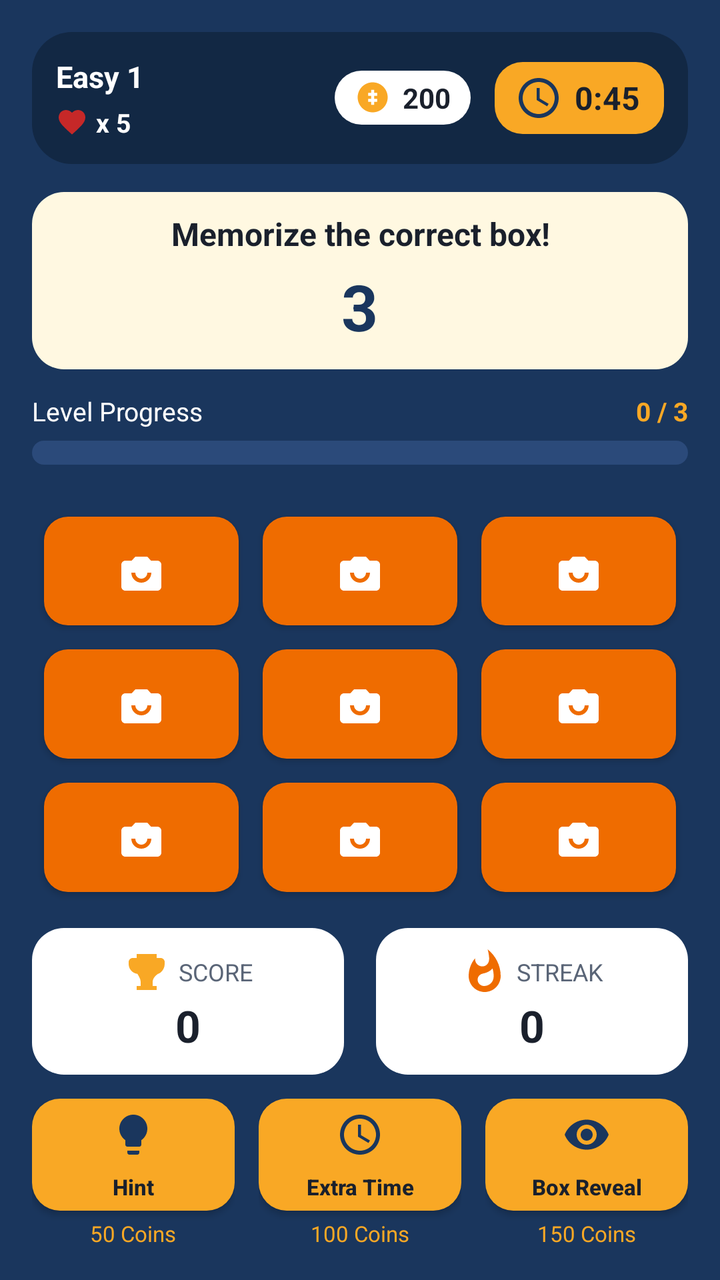
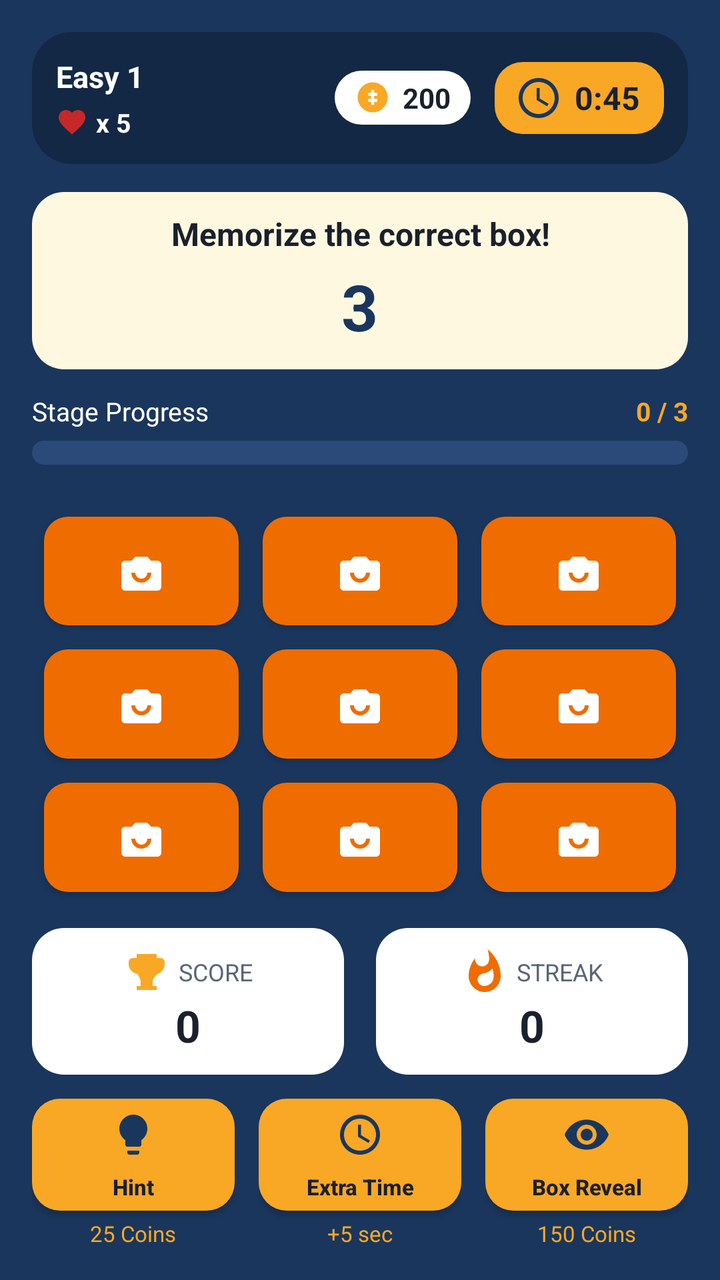

Screens rendered from an Android XML layout before and after an edit, with the pre-edit source and the edit as a unified diff.
<!-- AndroidManifest.xml: application theme Theme.BoxSelector -->
<!-- res/layout/activity_gameplay.xml -->
<?xml version="1.0" encoding="utf-8"?>
<LinearLayout xmlns:android="http://schemas.android.com/apk/res/android"
    android:layout_width="match_parent"
    android:layout_height="match_parent"
    android:background="@color/deep_blue"
    android:orientation="vertical"
    android:padding="16dp">

    
    <LinearLayout
        android:layout_width="match_parent"
        android:layout_height="wrap_content"
        android:background="@drawable/bg_top_bar"
        android:gravity="center_vertical"
        android:padding="12dp">

        <LinearLayout
            android:layout_width="0dp"
            android:layout_height="wrap_content"
            android:layout_weight="1"
            android:orientation="vertical">

            <TextView
                android:id="@+id/tvLevel"
                android:layout_width="wrap_content"
                android:layout_height="wrap_content"
                android:text="Easy 1"
                android:textColor="@color/white"
                android:textSize="15sp"
                android:textStyle="bold" />

            <LinearLayout
                android:layout_width="wrap_content"
                android:layout_height="wrap_content"
                android:layout_marginTop="4dp"
                android:gravity="center_vertical">

                <ImageView
                    android:layout_width="16dp"
                    android:layout_height="16dp"
                    android:contentDescription="@string/lives"
                    android:src="@drawable/ic_heart" />

                <TextView
                    android:id="@+id/tvLives"
                    android:layout_width="wrap_content"
                    android:layout_height="wrap_content"
                    android:layout_marginStart="4dp"
                    android:text="x 5"
                    android:textColor="@color/white"
                    android:textSize="13sp"
                    android:textStyle="bold" />
            </LinearLayout>
        </LinearLayout>

        <LinearLayout
            android:layout_width="wrap_content"
            android:layout_height="wrap_content"
            android:background="@drawable/bg_card"
            android:gravity="center_vertical"
            android:paddingStart="10dp"
            android:paddingTop="4dp"
            android:paddingEnd="10dp"
            android:paddingBottom="4dp">

            <ImageView
                android:layout_width="18dp"
                android:layout_height="18dp"
                android:contentDescription="@string/coins"
                android:src="@drawable/ic_coin" />

            <TextView
                android:id="@+id/tvCoins"
                android:layout_width="wrap_content"
                android:layout_height="wrap_content"
                android:layout_marginStart="6dp"
                android:text="200"
                android:textColor="@color/text_dark"
                android:textSize="14sp"
                android:textStyle="bold" />
        </LinearLayout>

        <TextView
            android:id="@+id/tvTimer"
            android:layout_width="wrap_content"
            android:layout_height="wrap_content"
            android:layout_marginStart="12dp"
            android:background="@drawable/bg_button_yellow"
            android:drawableStart="@drawable/ic_time"
            android:drawablePadding="6dp"
            android:gravity="center_vertical"
            android:paddingStart="10dp"
            android:paddingTop="6dp"
            android:paddingEnd="12dp"
            android:paddingBottom="6dp"
            android:text="0:45"
            android:textColor="@color/text_dark"
            android:textSize="16sp"
            android:textStyle="bold" />
    </LinearLayout>

    
    <LinearLayout
        android:layout_width="match_parent"
        android:layout_height="wrap_content"
        android:layout_marginTop="14dp"
        android:background="@drawable/bg_card_yellow"
        android:gravity="center"
        android:orientation="vertical"
        android:padding="10dp">

        <TextView
            android:id="@+id/tvStatus"
            android:layout_width="match_parent"
            android:layout_height="wrap_content"
            android:gravity="center"
            android:text="@string/memorize_box"
            android:textColor="@color/text_dark"
            android:textSize="16sp"
            android:textStyle="bold" />

        <TextView
            android:id="@+id/tvMemorizeCount"
            android:layout_width="wrap_content"
            android:layout_height="wrap_content"
            android:layout_marginTop="4dp"
            android:text="3"
            android:textColor="@color/deep_blue"
            android:textSize="32sp"
            android:textStyle="bold" />
    </LinearLayout>

    
    <LinearLayout
        android:layout_width="match_parent"
        android:layout_height="wrap_content"
        android:layout_marginTop="12dp"
        android:gravity="center_vertical"
        android:orientation="horizontal">

        <TextView
            android:id="@+id/tvProgressLabel"
            android:layout_width="0dp"
            android:layout_height="wrap_content"
            android:layout_weight="1"
            android:text="Level Progress"
            android:textColor="@color/white"
            android:textSize="13sp" />

        <TextView
            android:id="@+id/tvTarget"
            android:layout_width="wrap_content"
            android:layout_height="wrap_content"
            android:text="0 / 3"
            android:textColor="@color/yellow_accent"
            android:textSize="13sp"
            android:textStyle="bold" />
    </LinearLayout>

    <ProgressBar
        android:id="@+id/progressBar"
        style="@android:style/Widget.ProgressBar.Horizontal"
        android:layout_width="match_parent"
        android:layout_height="12dp"
        android:layout_marginTop="6dp"
        android:max="100"
        android:progress="0"
        android:progressDrawable="@drawable/bg_progress" />

    
    <GridLayout
        android:id="@+id/gridBoxes"
        android:layout_width="match_parent"
        android:layout_height="0dp"
        android:layout_marginTop="20dp"
        android:layout_weight="1"
        android:alignmentMode="alignMargins"
        android:columnCount="3"
        android:rowCount="3">

        <Button
            android:id="@+id/btnBox1"
            android:layout_width="0dp"
            android:layout_height="0dp"
            android:layout_rowWeight="1"
            android:layout_columnWeight="1"
            android:layout_margin="6dp"
            android:background="@drawable/bg_box"
            android:drawableTop="@drawable/ic_box_small"
            android:gravity="center"
            android:paddingTop="16dp"
            android:text=""
            android:textColor="@color/white" />

        <Button
            android:id="@+id/btnBox2"
            android:layout_width="0dp"
            android:layout_height="0dp"
            android:layout_rowWeight="1"
            android:layout_columnWeight="1"
            android:layout_margin="6dp"
            android:background="@drawable/bg_box"
            android:drawableTop="@drawable/ic_box_small"
            android:gravity="center"
            android:paddingTop="16dp"
            android:text=""
            android:textColor="@color/white" />

        <Button
            android:id="@+id/btnBox3"
            android:layout_width="0dp"
            android:layout_height="0dp"
            android:layout_rowWeight="1"
            android:layout_columnWeight="1"
            android:layout_margin="6dp"
            android:background="@drawable/bg_box"
            android:drawableTop="@drawable/ic_box_small"
            android:gravity="center"
            android:paddingTop="16dp"
            android:text=""
            android:textColor="@color/white" />

        <Button
            android:id="@+id/btnBox4"
            android:layout_width="0dp"
            android:layout_height="0dp"
            android:layout_rowWeight="1"
            android:layout_columnWeight="1"
            android:layout_margin="6dp"
            android:background="@drawable/bg_box"
            android:drawableTop="@drawable/ic_box_small"
            android:gravity="center"
            android:paddingTop="16dp"
            android:text=""
            android:textColor="@color/white" />

        <Button
            android:id="@+id/btnBox5"
            android:layout_width="0dp"
            android:layout_height="0dp"
            android:layout_rowWeight="1"
            android:layout_columnWeight="1"
            android:layout_margin="6dp"
            android:background="@drawable/bg_box"
            android:drawableTop="@drawable/ic_box_small"
            android:gravity="center"
            android:paddingTop="16dp"
            android:text=""
            android:textColor="@color/white" />

        <Button
            android:id="@+id/btnBox6"
            android:layout_width="0dp"
            android:layout_height="0dp"
            android:layout_rowWeight="1"
            android:layout_columnWeight="1"
            android:layout_margin="6dp"
            android:background="@drawable/bg_box"
            android:drawableTop="@drawable/ic_box_small"
            android:gravity="center"
            android:paddingTop="16dp"
            android:text=""
            android:textColor="@color/white" />

        <Button
            android:id="@+id/btnBox7"
            android:layout_width="0dp"
            android:layout_height="0dp"
            android:layout_rowWeight="1"
            android:layout_columnWeight="1"
            android:layout_margin="6dp"
            android:background="@drawable/bg_box"
            android:drawableTop="@drawable/ic_box_small"
            android:gravity="center"
            android:paddingTop="16dp"
            android:text=""
            android:textColor="@color/white" />

        <Button
            android:id="@+id/btnBox8"
            android:layout_width="0dp"
            android:layout_height="0dp"
            android:layout_rowWeight="1"
            android:layout_columnWeight="1"
            android:layout_margin="6dp"
            android:background="@drawable/bg_box"
            android:drawableTop="@drawable/ic_box_small"
            android:gravity="center"
            android:paddingTop="16dp"
            android:text=""
            android:textColor="@color/white" />

        <Button
            android:id="@+id/btnBox9"
            android:layout_width="0dp"
            android:layout_height="0dp"
            android:layout_rowWeight="1"
            android:layout_columnWeight="1"
            android:layout_margin="6dp"
            android:background="@drawable/bg_box"
            android:drawableTop="@drawable/ic_box_small"
            android:gravity="center"
            android:paddingTop="16dp"
            android:text=""
            android:textColor="@color/white" />
    </GridLayout>

    
    <LinearLayout
        android:layout_width="match_parent"
        android:layout_height="wrap_content"
        android:layout_marginTop="12dp"
        android:orientation="horizontal">

        <LinearLayout
            android:layout_width="0dp"
            android:layout_height="wrap_content"
            android:layout_marginEnd="8dp"
            android:layout_weight="1"
            android:background="@drawable/bg_card"
            android:gravity="center"
            android:orientation="vertical"
            android:padding="10dp">

            <TextView
                android:layout_width="wrap_content"
                android:layout_height="wrap_content"
                android:drawableStart="@drawable/ic_score"
                android:drawablePadding="4dp"
                android:gravity="center_vertical"
                android:text="SCORE"
                android:textColor="@color/text_gray"
                android:textSize="12sp" />

            <TextView
                android:id="@+id/tvScore"
                android:layout_width="wrap_content"
                android:layout_height="wrap_content"
                android:text="0"
                android:textColor="@color/text_dark"
                android:textSize="22sp"
                android:textStyle="bold" />
        </LinearLayout>

        <LinearLayout
            android:layout_width="0dp"
            android:layout_height="wrap_content"
            android:layout_marginStart="8dp"
            android:layout_weight="1"
            android:background="@drawable/bg_card"
            android:gravity="center"
            android:orientation="vertical"
            android:padding="10dp">

            <TextView
                android:layout_width="wrap_content"
                android:layout_height="wrap_content"
                android:drawableStart="@drawable/ic_flame"
                android:drawablePadding="4dp"
                android:gravity="center_vertical"
                android:text="STREAK"
                android:textColor="@color/text_gray"
                android:textSize="12sp" />

            <TextView
                android:id="@+id/tvStreak"
                android:layout_width="wrap_content"
                android:layout_height="wrap_content"
                android:text="0"
                android:textColor="@color/text_dark"
                android:textSize="22sp"
                android:textStyle="bold" />
        </LinearLayout>
    </LinearLayout>

    
    <LinearLayout
        android:layout_width="match_parent"
        android:layout_height="wrap_content"
        android:layout_marginTop="12dp"
        android:orientation="horizontal">

        <LinearLayout
            android:layout_width="0dp"
            android:layout_height="wrap_content"
            android:layout_marginEnd="6dp"
            android:layout_weight="1"
            android:gravity="center"
            android:orientation="vertical">

            <Button
                android:id="@+id/btnHint"
                android:layout_width="match_parent"
                android:layout_height="56dp"
                android:background="@drawable/bg_button_yellow"
                android:drawableTop="@drawable/ic_hint"
                android:drawablePadding="2dp"
                android:gravity="center"
                android:paddingTop="6dp"
                android:text="@string/hint"
                android:textAllCaps="false"
                android:textColor="@color/text_dark"
                android:textSize="11sp"
                android:textStyle="bold" />

            <TextView
                android:id="@+id/tvHintPrice"
                android:layout_width="wrap_content"
                android:layout_height="wrap_content"
                android:layout_marginTop="4dp"
                android:text="50 Coins"
                android:textColor="@color/yellow_accent"
                android:textSize="11sp" />
        </LinearLayout>

        <LinearLayout
            android:layout_width="0dp"
            android:layout_height="wrap_content"
            android:layout_marginStart="6dp"
            android:layout_marginEnd="6dp"
            android:layout_weight="1"
            android:gravity="center"
            android:orientation="vertical">

            <Button
                android:id="@+id/btnExtraTime"
                android:layout_width="match_parent"
                android:layout_height="56dp"
                android:background="@drawable/bg_button_yellow"
                android:drawableTop="@drawable/ic_time"
                android:drawablePadding="2dp"
                android:gravity="center"
                android:paddingTop="6dp"
                android:text="@string/extra_time"
                android:textAllCaps="false"
                android:textColor="@color/text_dark"
                android:textSize="11sp"
                android:textStyle="bold" />

            <TextView
                android:id="@+id/tvExtraTimePrice"
                android:layout_width="wrap_content"
                android:layout_height="wrap_content"
                android:layout_marginTop="4dp"
                android:text="100 Coins"
                android:textColor="@color/yellow_accent"
                android:textSize="11sp" />
        </LinearLayout>

        <LinearLayout
            android:layout_width="0dp"
            android:layout_height="wrap_content"
            android:layout_marginStart="6dp"
            android:layout_weight="1"
            android:gravity="center"
            android:orientation="vertical">

            <Button
                android:id="@+id/btnBoxReveal"
                android:layout_width="match_parent"
                android:layout_height="56dp"
                android:background="@drawable/bg_button_yellow"
                android:drawableTop="@drawable/ic_reveal"
                android:drawablePadding="2dp"
                android:gravity="center"
                android:paddingTop="6dp"
                android:text="@string/box_reveal"
                android:textAllCaps="false"
                android:textColor="@color/text_dark"
                android:textSize="11sp"
                android:textStyle="bold" />

            <TextView
                android:id="@+id/tvBoxRevealPrice"
                android:layout_width="wrap_content"
                android:layout_height="wrap_content"
                android:layout_marginTop="4dp"
                android:text="150 Coins"
                android:textColor="@color/yellow_accent"
                android:textSize="11sp" />
        </LinearLayout>
    </LinearLayout>

</LinearLayout>
<!-- resources referenced by this layout -->
<resources>
  <color name="deep_blue">#1A365D</color>
  <color name="text_dark">#1A202C</color>
  <color name="text_gray">#5A6577</color>
  <color name="white">#FFFFFF</color>
  <color name="yellow_accent">#F9A825</color>
  <!-- drawable bg_box (drawable) -->
  <?xml version="1.0" encoding="utf-8"?>
  <shape xmlns:android="http://schemas.android.com/apk/res/android"
      android:shape="rectangle">
      <solid android:color="@color/box_orange" />
      <corners android:radius="12dp" />
  </shape>
  <!-- drawable bg_button_yellow (drawable) -->
  <?xml version="1.0" encoding="utf-8"?>
  <shape xmlns:android="http://schemas.android.com/apk/res/android"
      android:shape="rectangle">
      <solid android:color="@color/yellow_accent" />
      <corners android:radius="14dp" />
  </shape>
  <!-- drawable bg_card (drawable) -->
  <?xml version="1.0" encoding="utf-8"?>
  <shape xmlns:android="http://schemas.android.com/apk/res/android"
      android:shape="rectangle">
      <solid android:color="@color/white" />
      <corners android:radius="16dp" />
  </shape>
  <!-- drawable bg_card_yellow (drawable) -->
  <?xml version="1.0" encoding="utf-8"?>
  <shape xmlns:android="http://schemas.android.com/apk/res/android"
      android:shape="rectangle">
      <solid android:color="@color/yellow_light" />
      <corners android:radius="16dp" />
  </shape>
  <!-- drawable bg_top_bar (drawable) -->
  <?xml version="1.0" encoding="utf-8"?>
  <shape xmlns:android="http://schemas.android.com/apk/res/android"
      android:shape="rectangle">
      <solid android:color="@color/deep_blue_dark" />
      <corners android:radius="20dp" />
  </shape>
  <!-- drawable ic_coin (drawable) -->
  <?xml version="1.0" encoding="utf-8"?>
  <vector xmlns:android="http://schemas.android.com/apk/res/android"
      android:width="24dp"
      android:height="24dp"
      android:viewportWidth="24"
      android:viewportHeight="24">
      <path
          android:fillColor="#F9A825"
          android:pathData="M12,2C6.48,2 2,6.48 2,12s4.48,10 10,10s10,-4.48 10,-10S17.52,2 12,2z" />
      <path
          android:fillColor="#FFFFFF"
          android:pathData="M13,7h-2v2H9v2h2v2H9v2h2v2h2v-2h2v-2h-2v-2h2V9h-2V7z" />
  </vector>
  <!-- drawable ic_heart (drawable) -->
  <?xml version="1.0" encoding="utf-8"?>
  <vector xmlns:android="http://schemas.android.com/apk/res/android"
      android:width="24dp"
      android:height="24dp"
      android:viewportWidth="24"
      android:viewportHeight="24">
      <path
          android:fillColor="#C62828"
          android:pathData="M12,21.35l-1.45,-1.32C5.4,15.36 2,12.28 2,8.5C2,5.42 4.42,3 7.5,3c1.74,0 3.41,0.81 4.5,2.09C13.09,3.81 14.76,3 16.5,3C19.58,3 22,5.42 22,8.5c0,3.78 -3.4,6.86 -8.55,11.54L12,21.35z" />
  </vector>
  <!-- drawable ic_score (drawable) -->
  <?xml version="1.0" encoding="utf-8"?>
  <vector xmlns:android="http://schemas.android.com/apk/res/android"
      android:width="24dp"
      android:height="24dp"
      android:viewportWidth="24"
      android:viewportHeight="24">
      <path
          android:fillColor="#F9A825"
          android:pathData="M19,5h-2V3H7v2H5C3.9,5 3,5.9 3,7v1c0,2.55 1.92,4.63 4.39,4.94C8.13,14.23 9,15.53 9,17v2H7v2h10v-2h-2v-2c0,-1.47 0.87,-2.77 2.61,-4.06C19.08,12.63 21,10.55 21,8V7C21,5.9 20.1,5 19,5z" />
  </vector>
  <string name="box_reveal">Box Reveal</string>
  <string name="coins">Coins</string>
  <string name="extra_time">Extra Time</string>
  <string name="hint">Hint</string>
  <string name="lives">Lives</string>
  <string name="memorize_box">Memorize the correct box!</string>
  <color name="box_orange">#EF6C00</color>
  <color name="yellow_light">#FFF8E1</color>
  <color name="deep_blue_light">#2B4A7A</color>
  <color name="deep_blue_dark">#122844</color>
  <!-- unchanged entries left out for length: 7 -->
</resources>

<!-- the commit's change to res/layout/activity_gameplay.xml (unified diff, before → after) -->
@@ -143,7 +143,7 @@
             android:layout_width="0dp"
             android:layout_height="wrap_content"
             android:layout_weight="1"
-            android:text="Level Progress"
+            android:text="Stage Progress"
             android:textColor="@color/white"
             android:textSize="13sp" />
 
@@ -408,7 +408,7 @@
                 android:layout_width="wrap_content"
                 android:layout_height="wrap_content"
                 android:layout_marginTop="4dp"
-                android:text="50 Coins"
+                android:text="25 Coins"
                 android:textColor="@color/yellow_accent"
                 android:textSize="11sp" />
         </LinearLayout>
@@ -442,7 +442,7 @@
                 android:layout_width="wrap_content"
                 android:layout_height="wrap_content"
                 android:layout_marginTop="4dp"
-                android:text="100 Coins"
+                android:text="+5 sec"
                 android:textColor="@color/yellow_accent"
                 android:textSize="11sp" />
         </LinearLayout>
